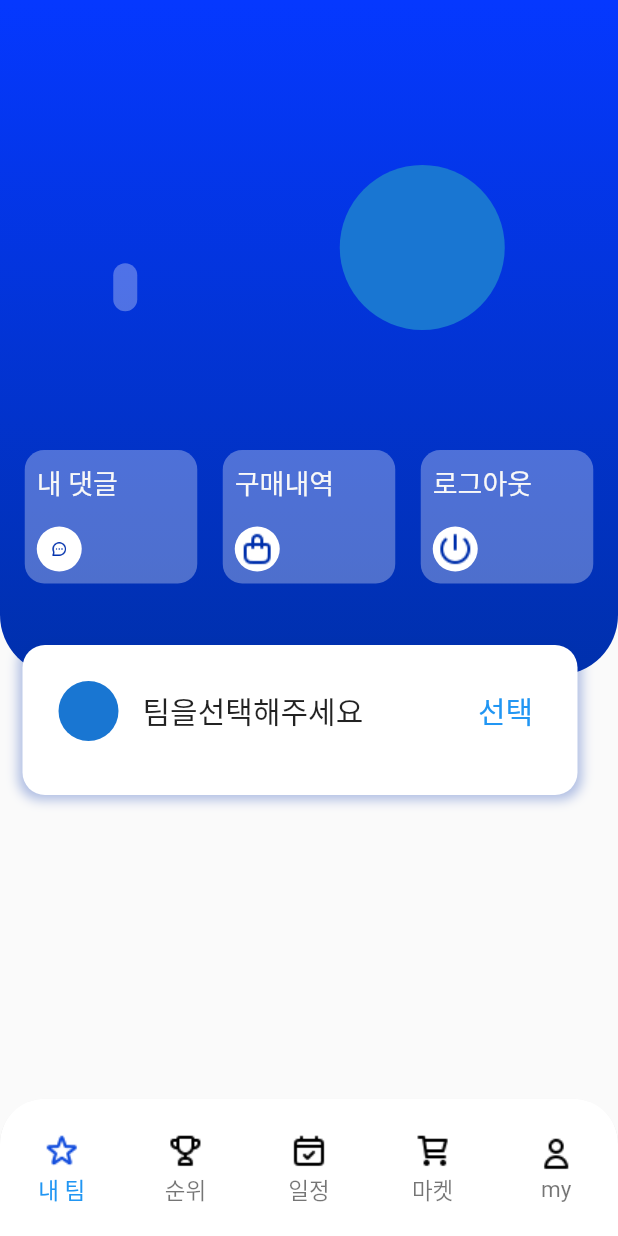
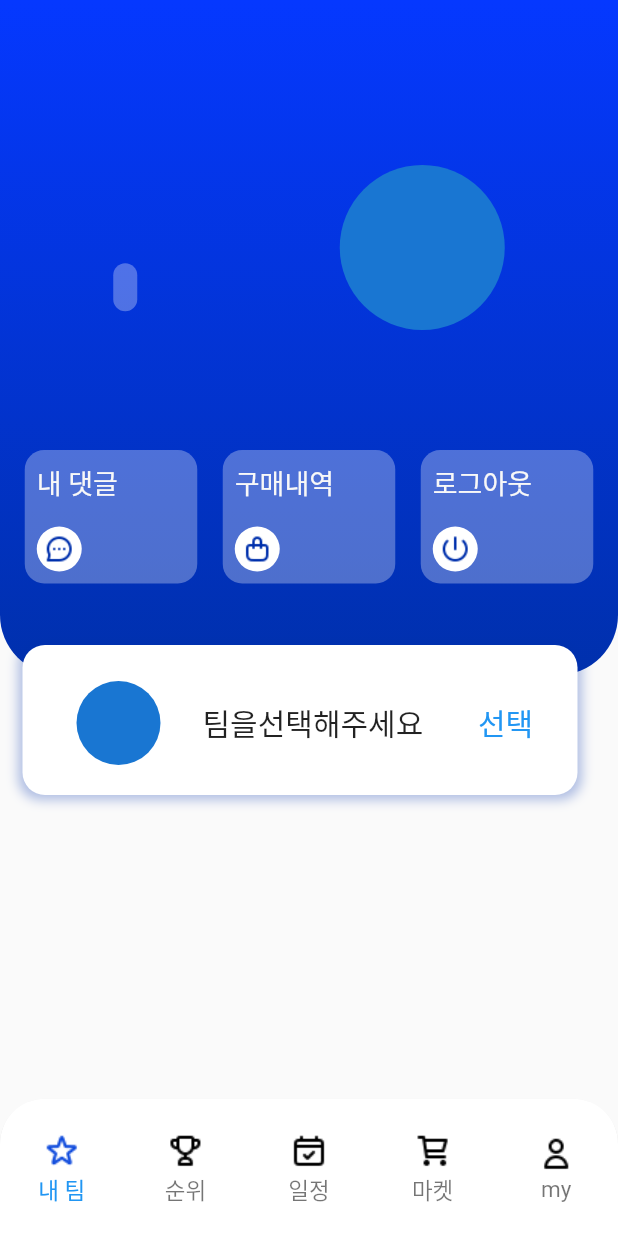
Before and after one commit to sfac-flutter-team/sfac_project, a Flutter app: the screen it shows once a user with an empty profile is signed in, swiped to page 5, on a phone screen of 412 x 824 dp. Run offline on Flutter 3.47's test engine with Material 2 defaults, Android fonts, the phone set to English and light mode, and no system bars; our stand-ins replace cloud_firestore, firebase_auth, firebase_core, firebase_storage, flutter_dotenv, get and 3 more; accounts and stored records are empty; network calls fail; Roboto replaces fonts that are missing (PretendardRegular, PretendardSemiBold); statements that could not run were skipped.

Commit message:
my info ui

```diff
--- a/lib/view/screen/my_info_screen.dart
+++ b/lib/view/screen/my_info_screen.dart
@@ -99,7 +99,7 @@ class MyInfoScreen extends GetView<MyInfoController> {
                               radius: 15,
                               backgroundColor: Colors.white,
                               child: Image.asset('assets/icons/message.png',
-                                  color: AppColor.mainDarkBlue, width: 11, height: 11,),
+                                  color: AppColor.mainDarkBlue, width: 20, height: 20),
                             ),
                           )
                         ],
@@ -125,7 +125,7 @@ class MyInfoScreen extends GetView<MyInfoController> {
                               radius: 15,
                               backgroundColor: Colors.white,
                               child: Image.asset('assets/icons/bag.png',
-                                  color: AppColor.mainDarkBlue),
+                                  color: AppColor.mainDarkBlue, width: 20, height: 20),
                             ),
                           )
                         ],
@@ -151,7 +151,7 @@ class MyInfoScreen extends GetView<MyInfoController> {
                               radius: 15,
                               backgroundColor: Colors.white,
                               child: Image.asset('assets/icons/logout.png',
-                                  color: AppColor.mainDarkBlue),
+                                  color: AppColor.mainDarkBlue, width: 20, height: 20),
                             ),
                           )
                         ],
@@ -183,9 +183,11 @@ class MyInfoScreen extends GetView<MyInfoController> {
                     )]
                     ),
                 child: Padding(
-                  padding: const EdgeInsets.fromLTRB(8,16,0,16),
+                  padding: const EdgeInsets.fromLTRB(8,24,0,16),
                   child: ListTile(
-                    leading: CircleAvatar(),
+                    leading: CircleAvatar(
+                      radius: 40,
+                    ),
                     title: Text('팀을선택해주세요', style: AppTextStyle.bKorPreRegular20),
                     trailing: TextButton(
                         onPressed: controller.choiceTeam, child: const Text("선택", style: AppTextStyle.bKorPreRegular20)),
@@ -206,7 +208,7 @@ class MyInfoScreen extends GetView<MyInfoController> {
                     )]
                     ),
                 child: Padding(
-                  padding: const EdgeInsets.fromLTRB(8,16,0,16),
+                  padding: const EdgeInsets.fromLTRB(8,24,0,16),
                   child: ListTile(
                     leading: ClipRRect(
                       child: Image.network(controller.teamInfo.value!.data().logo),
```
